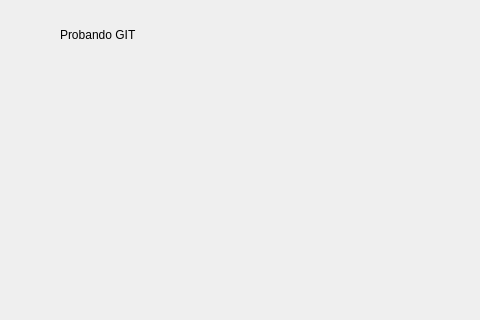
First picture: the form in principal.ui, repository Gutisra17/Repositorio, before the edit; both pictures show x 0 to 480 and y 0 to 320 of the 800 by 600 pixel window.
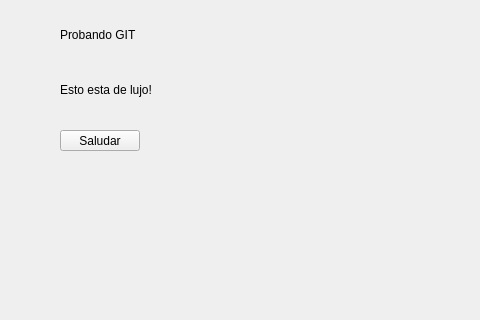
Second picture: the form after the edit.

Commit message: Agregado boton y clase persona

What changed in the file:
```diff
--- a/principal.ui
+++ b/principal.ui
@@ -27,6 +27,32 @@
      <string>&lt;html&gt;&lt;head/&gt;&lt;body&gt;&lt;p&gt;Probando GIT&lt;/p&gt;&lt;/body&gt;&lt;/html&gt;</string>
     </property>
    </widget>
+   <widget class="QLabel" name="outSaludo">
+    <property name="geometry">
+     <rect>
+      <x>60</x>
+      <y>80</y>
+      <width>131</width>
+      <height>21</height>
+     </rect>
+    </property>
+    <property name="text">
+     <string>&lt;html&gt;&lt;head/&gt;&lt;body&gt;&lt;p&gt;Esto esta de lujo!&lt;/p&gt;&lt;/body&gt;&lt;/html&gt;</string>
+    </property>
+   </widget>
+   <widget class="QPushButton" name="cmdSaludar">
+    <property name="geometry">
+     <rect>
+      <x>60</x>
+      <y>130</y>
+      <width>80</width>
+      <height>21</height>
+     </rect>
+    </property>
+    <property name="text">
+     <string>Saludar</string>
+    </property>
+   </widget>
   </widget>
   <widget class="QMenuBar" name="menubar">
    <property name="geometry">
```
The commit also changes 5 other files.
